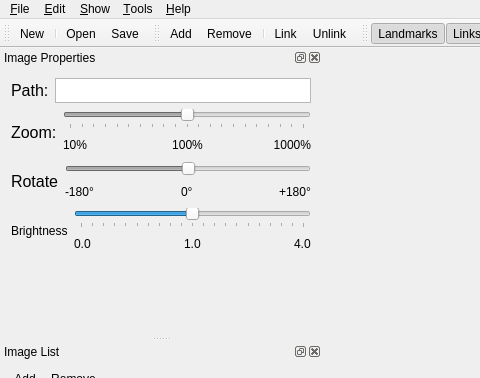
The window that src/mainwindow.ui (morzh/Facial-Landmarks-Annotation-Tool) describes before a commit, drawn with Qt 5; both pictures show x 0 to 480 and y 0 to 378 of the 1121 by 886 pixel window.
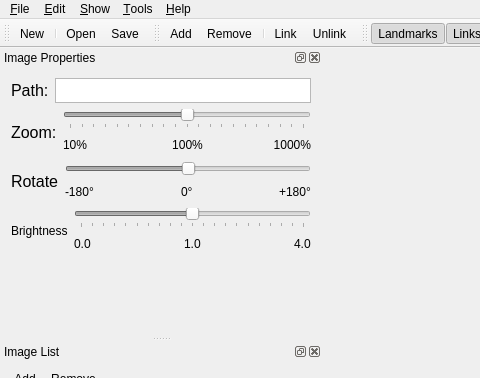
The same window after the commit. Icons and pictures are not drawn.

The edit to the form file:
```diff
--- a/src/mainwindow.ui
+++ b/src/mainwindow.ui
@@ -568,6 +568,9 @@
         <layout class="QVBoxLayout" name="verticalLayout_4">
          <item>
           <widget class="QSlider" name="horizontalSlider">
+           <property name="enabled">
+            <bool>false</bool>
+           </property>
            <property name="maximum">
             <number>20</number>
            </property>
```
Left out of the diff: 3 changed lines with no effect on the pictures.
